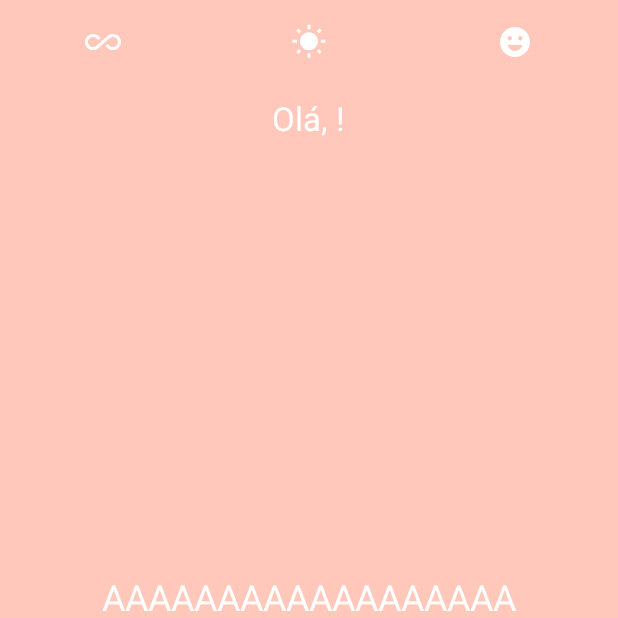
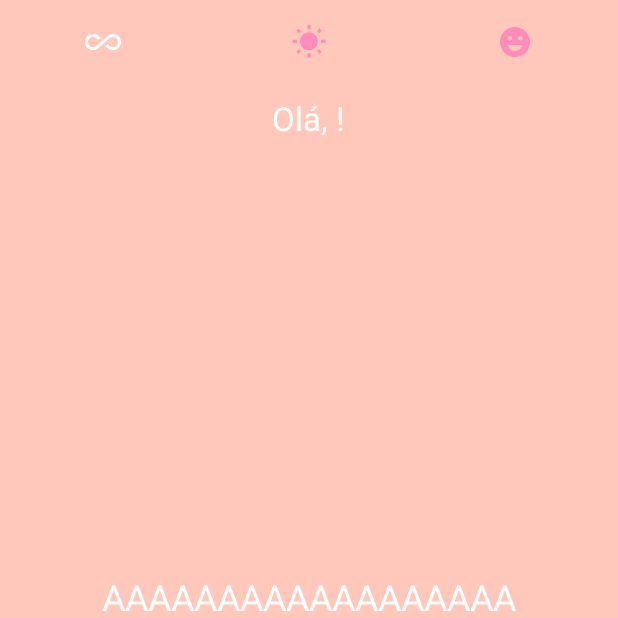
Before and after one commit to LuisFilipeLobo/MotiChat, an Android app: the UserActivity screen opened directly, with no data from a screen before it, on a phone screen of 412 x 824 dp, the top half of it. Run offline under Robolectric (Android 15) with nearby library versions, the phone set to English and light mode, and no system bars.

Commit message:
Adicionando interacao com os tres icones do cabecalho

```diff
--- a/app/src/main/java/com/motichat/infrastructure/MotiChatConstants.kt
+++ b/app/src/main/java/com/motichat/infrastructure/MotiChatConstants.kt
@@ -6,4 +6,10 @@ class MotiChatConstants private constructor(){
         const val USER_NAME = "USER_NAME"
     }
 
+    object FILTER {
+        const val ALL = 1
+        const val HAPPY = 2
+        const val SUNNY = 3
+    }
+
 }
--- a/app/src/main/java/com/motichat/ui/UserActivity.kt
+++ b/app/src/main/java/com/motichat/ui/UserActivity.kt
@@ -3,14 +3,16 @@ package com.motichat.ui
 import android.os.Bundle
 import android.view.View
 import androidx.appcompat.app.AppCompatActivity
+import androidx.core.content.ContextCompat
+import com.motichat.R
+import com.motichat.databinding.ActivityUserBinding
 import com.motichat.infrastructure.MotiChatConstants
-import com.motichat.R
 import com.motichat.infrastructure.SecurityPreferences
-import com.motichat.databinding.ActivityUserBinding
 
 class UserActivity : AppCompatActivity(), View.OnClickListener {
 
     private lateinit var binding: ActivityUserBinding
+    private var categoryId = 1
 
     override fun onCreate(savedInstanceState: Bundle?) {
         super.onCreate(savedInstanceState)
@@ -23,12 +25,22 @@ class UserActivity : AppCompatActivity(), View.OnClickListener {
         // Exibir nome do usuário
         handleUsername()
 
+        // Iniciar com o ícone All Inclusive selecionado
+        handleFilter(R.id.ic_all_inclusive)
+
+        // Eventos de click
+        binding.icAllInclusive.setOnClickListener(this)
+        binding.icHappy.setOnClickListener(this)
+        binding.icSunny.setOnClickListener(this)
+
         setContentView(binding.root)
     }
 
     override fun onClick(view: View) {
         if (view.id == R.id.btn_new_phrase) {
             TODO("TODO")
+        } else if (view.id in listOf(R.id.ic_all_inclusive, R.id.ic_happy, R.id.ic_sunny)) {
+            handleFilter(view.id)
         }
     }
 
@@ -40,4 +52,32 @@ class UserActivity : AppCompatActivity(), View.OnClickListener {
 
         binding.textWelcome.text = "Olá, $username!"
     }
+
+    /**
+     * Essa função tem como finalidade selecionar um dos três ícones do cabeçalho, alterando sua
+     * cor e a dos outros dois.
+     */
+    private fun handleFilter(id: Int) {
+        binding.icAllInclusive.setColorFilter(ContextCompat.getColor(this, R.color.pink))
+        binding.icHappy.setColorFilter(ContextCompat.getColor(this, R.color.pink))
+        binding.icSunny.setColorFilter(ContextCompat.getColor(this, R.color.pink))
+
+        when (id) {
+            R.id.ic_all_inclusive -> {
+                binding.icAllInclusive.setColorFilter(ContextCompat.getColor(this, R.color.white))
+                categoryId = MotiChatConstants.FILTER.ALL
+            }
+
+            R.id.ic_happy -> {
+                binding.icHappy.setColorFilter(ContextCompat.getColor(this, R.color.white))
+                categoryId = MotiChatConstants.FILTER.HAPPY
+            }
+
+            R.id.ic_sunny -> {
+                binding.icSunny.setColorFilter(ContextCompat.getColor(this, R.color.white))
+                categoryId = MotiChatConstants.FILTER.SUNNY
+            }
+        }
+    }
+
 }
```
